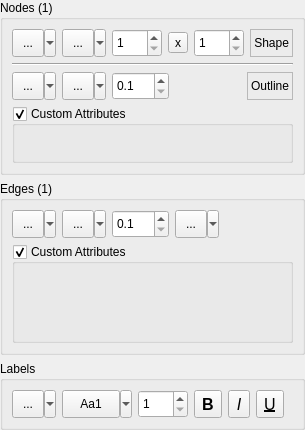
Above: src/commonui/CNodeEdgePropertiesUI.ui from ArsMasiuk/qvge before the change. Below: the same form after it.
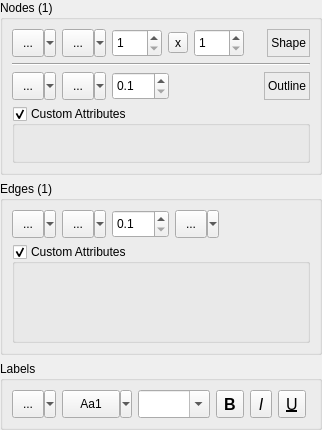
That is the form after the change. Custom widgets are drawn as their Qt base class.

```diff
--- a/src/commonui/CNodeEdgePropertiesUI.ui
+++ b/src/commonui/CNodeEdgePropertiesUI.ui
@@ -6,7 +6,7 @@
    <rect>
     <x>0</x>
     <y>0</y>
-    <width>303</width>
+    <width>322</width>
     <height>430</height>
    </rect>
   </property>
@@ -19,6 +19,22 @@
   <property name="windowTitle">
    <string>Form</string>
   </property>
+  <property name="styleSheet">
+   <string notr="true">/*
+QToolButton, QComboBox, QDoubleSpinBox, QSpinBox
+{
+border: 1px solid #aaa;
+border-radius: 2px;
+}
+*/
+
+QToolButton:on
+{
+border: 1px solid #aaa;
+background: #bbb;
+}
+</string>
+  </property>
   <layout class="QVBoxLayout" name="verticalLayout_2">
    <property name="leftMargin">
     <number>0</number>
@@ -613,36 +629,24 @@
          </widget>
         </item>
         <item>
-         <widget class="QSpinBox" name="LabelFontSize">
+         <widget class="QComboBox" name="LabelFontSize">
           <property name="sizePolicy">
-           <sizepolicy hsizetype="Fixed" vsizetype="Fixed">
+           <sizepolicy hsizetype="Preferred" vsizetype="Preferred">
             <horstretch>0</horstretch>
             <verstretch>0</verstretch>
            </sizepolicy>
           </property>
-          <property name="minimumSize">
-           <size>
-            <width>50</width>
-            <height>28</height>
-           </size>
+          <property name="styleSheet">
+           <string notr="true"/>
           </property>
-          <property name="maximumSize">
-           <size>
-            <width>16777215</width>
-            <height>28</height>
-           </size>
+          <property name="editable">
+           <bool>true</bool>
           </property>
           <property name="statusTip">
            <string>Set font size of the selected labels</string>
           </property>
-          <property name="correctionMode">
-           <enum>QAbstractSpinBox::CorrectToNearestValue</enum>
-          </property>
-          <property name="minimum">
-           <number>1</number>
-          </property>
-          <property name="maximum">
-           <number>200</number>
+          <property name="sizeAdjustPolicy">
+           <enum>QComboBox::AdjustToContents</enum>
           </property>
          </widget>
         </item>
```
Left out of the diff: 20 changed lines with no effect on the pictures.
